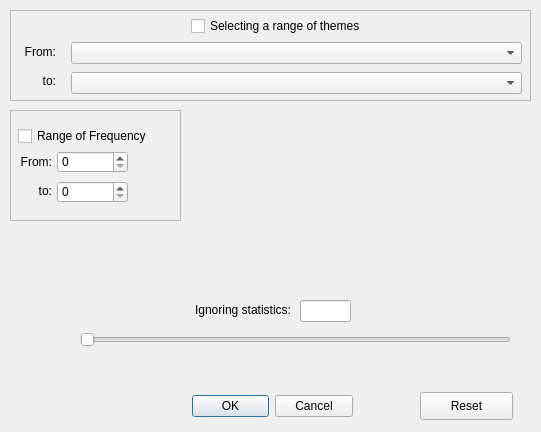
First picture: the form in testsettings.ui, repository OkhinVI/wortschatz, before the edit.
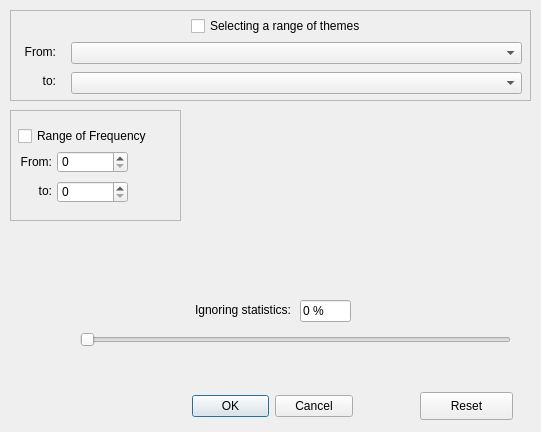
Second picture: the form after the edit.

```diff
--- a/testsettings.ui
+++ b/testsettings.ui
@@ -71,7 +71,7 @@
     </rect>
    </property>
    <property name="text">
-    <string/>
+    <string>0 %</string>
    </property>
    <property name="readOnly">
     <bool>true</bool>
```
